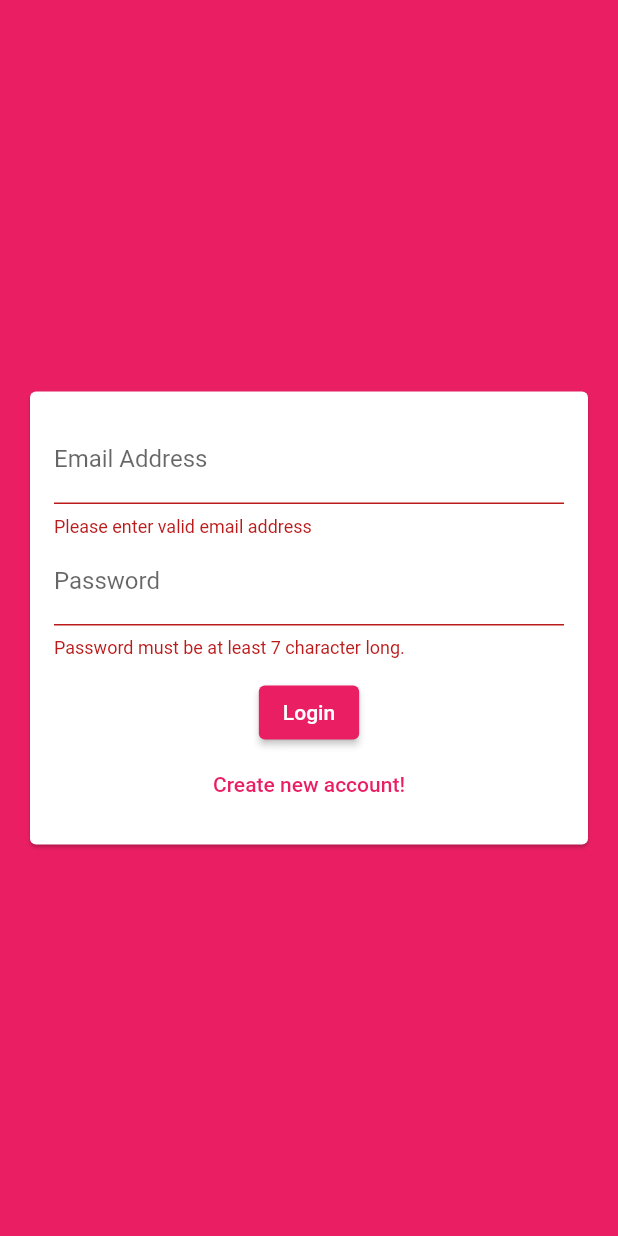
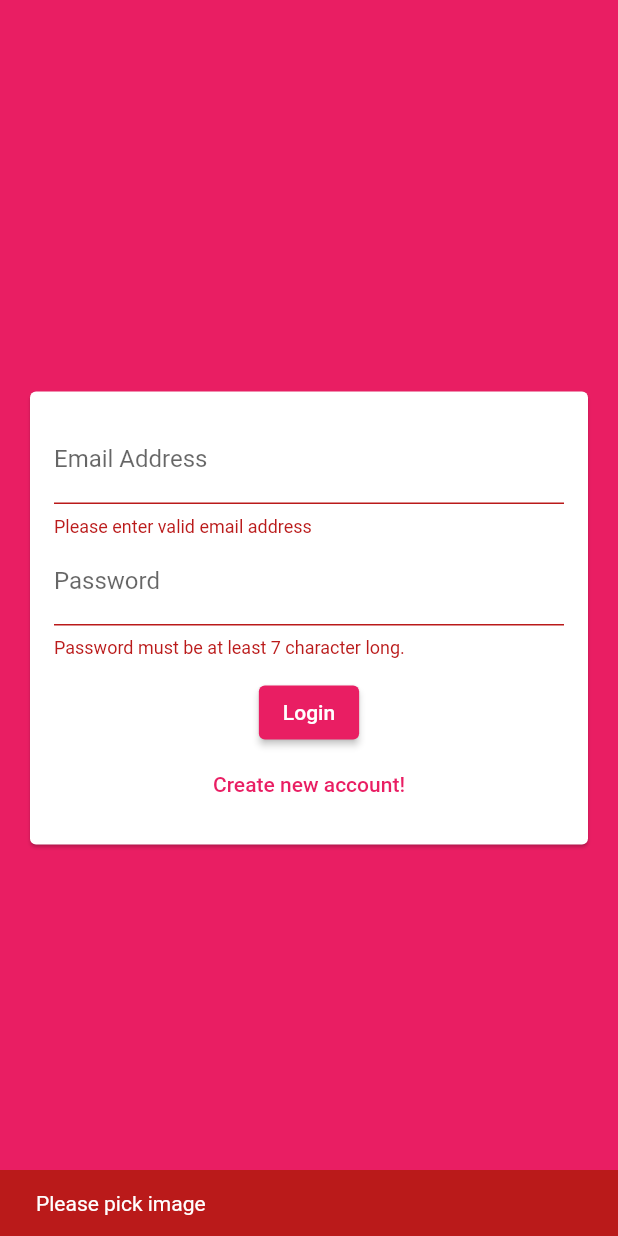
Before and after one commit to khoir-roni/flutter_chat_app, a Flutter app: the screen it shows after launch, after a tap on "Login", on a phone screen of 412 x 824 dp. Run offline on Flutter 3.47's test engine with Material 2 defaults, Android fonts, the phone set to English and light mode, and no system bars; our stand-ins replace cloud_firestore, firebase_auth, firebase_core, image_picker; missing offline and left inert: dart:ffi; accounts and stored records are empty.

Commit message:
preparing file upload& validating images

```diff
--- a/lib/widgets/auth/auth_form.dart
+++ b/lib/widgets/auth/auth_form.dart
@@ -1,3 +1,5 @@
+import 'dart:io';
+
 import 'package:flutter/material.dart';
 import '../pickers/user_image_picker.dart';
 
@@ -25,9 +27,25 @@ class _AuthFormsState extends State<AuthForms> {
   var _userEmail = '';
   var _userName = '';
   var _userPassword = '';
+  File _userImageFile;
+
+  void _pickedImage(File image) {
+    _userImageFile = image;
+  }
+
   void _trySubmit() {
     final isValid = _formKey.currentState.validate();
     FocusScope.of(context).unfocus();
+    if (_userImageFile == null) {
+      ScaffoldMessenger.of(context).showSnackBar(
+        SnackBar(
+          content: const Text("Please pick image"),
+          backgroundColor: Theme.of(context).errorColor,
+        ),
+      );
+
+      return;
+    }
     if (isValid) {
       _formKey.currentState.save();
       print(_userEmail);
@@ -57,7 +75,7 @@ class _AuthFormsState extends State<AuthForms> {
                 key: _formKey,
                 child: Column(
                   children: [
-                    if (!_isLogin) UserImagePicker(),
+                    if (!_isLogin) UserImagePicker(_pickedImage),
                     TextFormField(
                       key: const ValueKey('email'),
                       validator: (value) {
--- a/pubspec.yaml
+++ b/pubspec.yaml
@@ -32,6 +32,7 @@ dependencies:
   cupertino_icons: ^1.0.2
   firebase_auth: ^3.4.2
   firebase_core: ^1.19.1
+  firebase_storage: ^10.3.4
   flutter:
     sdk: flutter
   image_picker: ^0.8.5+3
```
Also changed, not shown: lib/widgets/pickers/user_image_picker.dart (+10 -0 lines), pubspec.lock, 1 other file.
